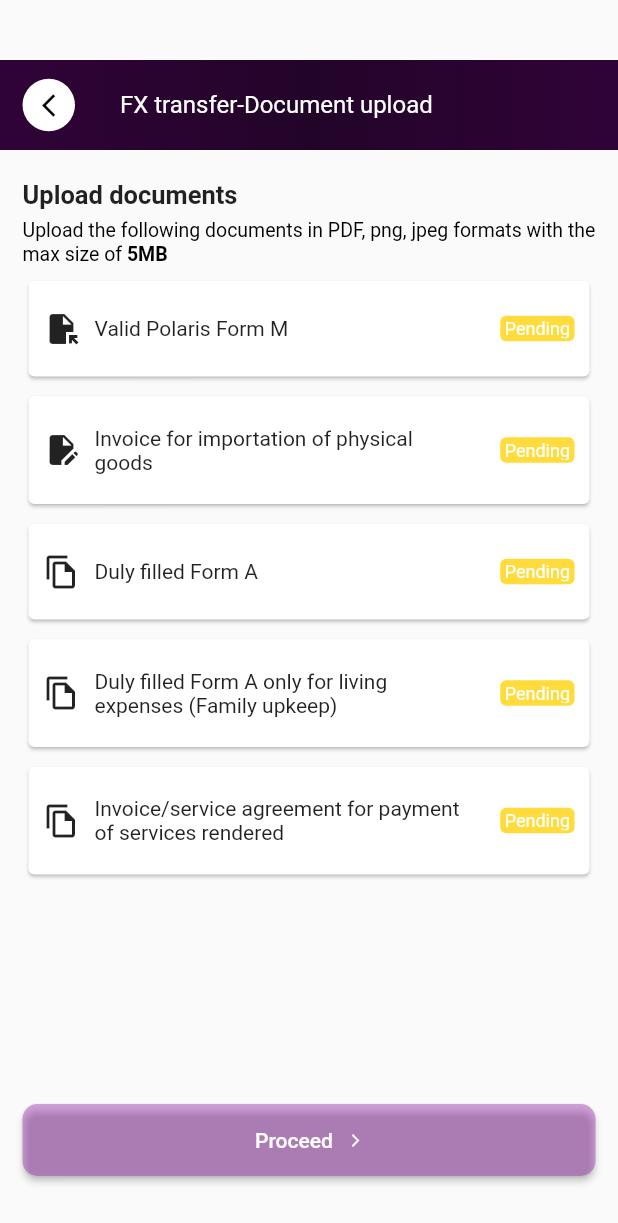
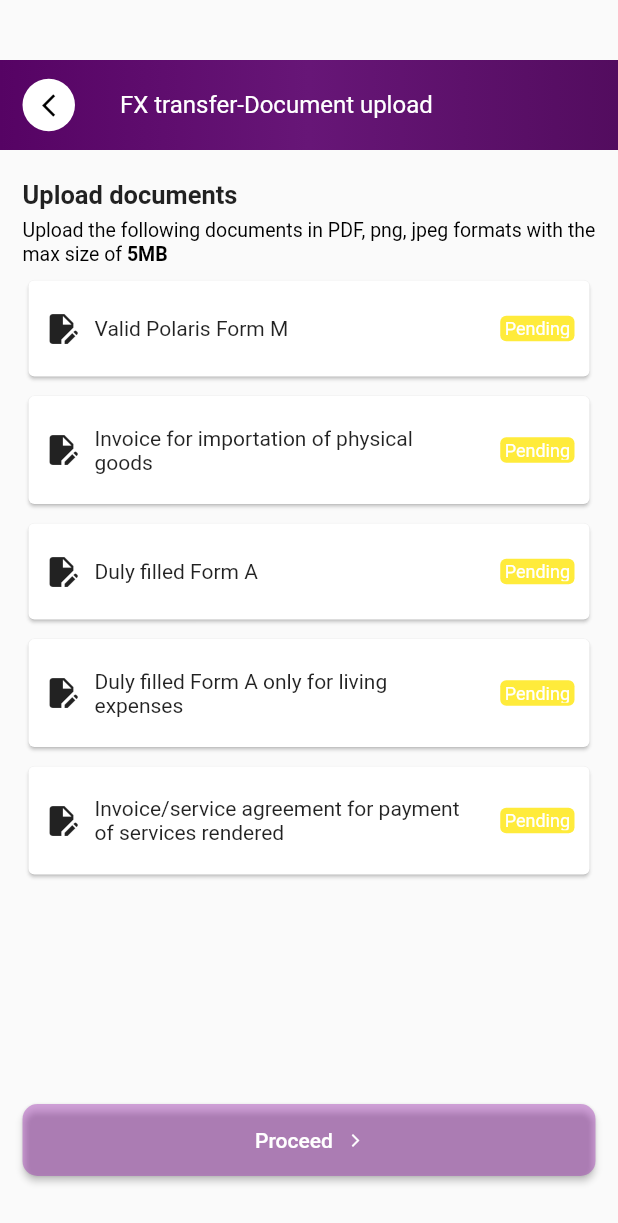
Before and after one commit to Gbolahan-Alao/FX-transfer-document-upload-ui, a Flutter app: the screen it shows after launch, on a phone screen of 412 x 824 dp. Shown: the top 1223 px of the screen. Run offline on Flutter 3.47's test engine with Material 2 defaults, Android fonts, the phone set to English and light mode, and no system bars.

Commit message:
Completed the ui, used ListView to render the Cards instead of columns

```diff
--- /dev/null
+++ b/lib/document_data.dart
@@ -0,0 +1,26 @@
+import 'package:flutter/material.dart';
+
+import 'package:fx_transfer/models/document.dart';
+
+const dummyData = [
+  Document(
+      title: 'Valid Polaris Form M',
+      color: Colors.yellow,
+      icon: Icons.edit_document),
+  Document(
+      title: 'Invoice for importation of physical goods',
+      color: Colors.yellow,
+      icon: Icons.edit_document),
+  Document(
+      title: 'Duly filled Form A',
+      color: Colors.yellow,
+      icon: Icons.edit_document),
+  Document(
+      title: 'Duly filled Form A only for living expenses',
+      color: Colors.yellow,
+      icon: Icons.edit_document),
+  Document(
+      title: 'Invoice/service agreement for payment of services rendered',
+      color: Colors.yellow,
+      icon: Icons.edit_document),
+];
--- /dev/null
+++ b/lib/models/document.dart
@@ -0,0 +1,9 @@
+import 'package:flutter/material.dart';
+
+class Document{
+  const Document({required this.title, required this.color, required this.icon});
+
+  final String title;
+  final Color color;
+  final IconData icon;
+}
--- a/lib/widgets/document_list.dart
+++ b/lib/widgets/document_list.dart
@@ -1,37 +1,52 @@
 import 'package:flutter/material.dart';
+import 'package:fx_transfer/document_data.dart';
+import 'package:fx_transfer/models/document.dart';
 import 'package:fx_transfer/widgets/document_item.dart';
 
 class DocumentList extends StatelessWidget {
   const DocumentList({super.key});
   @override
   Widget build(BuildContext context) {
-    return const Expanded(
-      child: Column(
-        children: [
-          DocumentItem(
-              icon: Icons.file_open,
-              title: "Valid Polaris Form M",
-              color: Color.fromARGB(255, 255, 219, 59)),
-          DocumentItem(
-              icon: Icons.edit_document,
-              title: "Invoice for importation of physical goods",
-              color: Color.fromARGB(255, 255, 219, 59)),
-          DocumentItem(
-              icon: Icons.file_copy_outlined,
-              title: 'Duly filled Form A',
-              color: Color.fromARGB(255, 255, 219, 59)),
-          DocumentItem(
-              icon: Icons.file_copy_outlined,
-              title:
-                  'Duly filled Form A only for living expenses (Family upkeep)',
-              color: Color.fromARGB(255, 255, 219, 59)),
-          DocumentItem(
-              icon: Icons.file_copy_outlined,
-              title:
-                  'Invoice/service agreement for payment of services rendered',
-              color: Color.fromARGB(255, 255, 219, 59))
-        ],
-      ),
+    // return const Expanded(
+    //   child: Column(
+    //     children: [
+    //       DocumentItem(
+    //           icon: Icons.file_open,
+    //           title: "Valid Polaris Form M",
+    //           color: Color.fromARGB(255, 255, 219, 59)),
+    //       DocumentItem(
+    //           icon: Icons.edit_document,
+    //           title: "Invoice for importation of physical goods",
+    //           color: Color.fromARGB(255, 255, 219, 59)),
+    //       DocumentItem(
+    //           icon: Icons.file_copy_outlined,
+    //           title: 'Duly filled Form A',
+    //           color: Color.fromARGB(255, 255, 219, 59)),
+    //       DocumentItem(
+    //           icon: Icons.file_copy_outlined,
+    //           title:
+    //               'Duly filled Form A only for living expenses (Family upkeep)',
+    //           color: Color.fromARGB(255, 255, 219, 59)),
+    //       DocumentItem(
+    //           icon: Icons.file_copy_outlined,
+    //           title:
+    //               'Invoice/service agreement for payment of services rendered',
+    //           color: Color.fromARGB(255, 255, 219, 59))
+    //     ],
+    //   ),
+    // );
+    List<Document> documents = dummyData;
+
+    return Column(
+      children: [
+        ListView(
+          shrinkWrap: true,
+          children: [
+            for (final document in documents)
+              DocumentItem(icon: document.icon, title: document.title, color: document.color)
+          ],
+        ),
+      ],
     );
   }
 }
--- a/lib/widgets/fx_transfer.dart
+++ b/lib/widgets/fx_transfer.dart
@@ -18,9 +18,11 @@ class FxTransfer extends StatelessWidget {
             const MainAppBar(title: 'FX transfer-Document upload'),
             const UploadDocument(),
             const DocumentList(),
+          const  Spacer(),
             Button(text: 'Proceed', onPress: () {})
           ],
         ),
-    ));
+      ),
+    );
   }
 }
--- a/lib/widgets/ui/appbar.dart
+++ b/lib/widgets/ui/appbar.dart
@@ -10,9 +10,9 @@ class MainAppBar extends StatelessWidget {
       width: double.infinity,
       decoration: const BoxDecoration(
         gradient: LinearGradient(colors: [
-          Color.fromARGB(255, 48, 3, 56),
-          Color.fromARGB(255, 35, 4, 41),
-          Color.fromARGB(255, 48, 3, 56)
+          Color.fromARGB(255, 86, 3, 100),
+          Color.fromARGB(255, 103, 22, 119),
+          Color.fromARGB(255, 83, 12, 95)
         ]),
       ),
       margin: const EdgeInsets.only(top: 40, bottom: 20),
```
Lines whose indentation alone changed are shown as unchanged.
